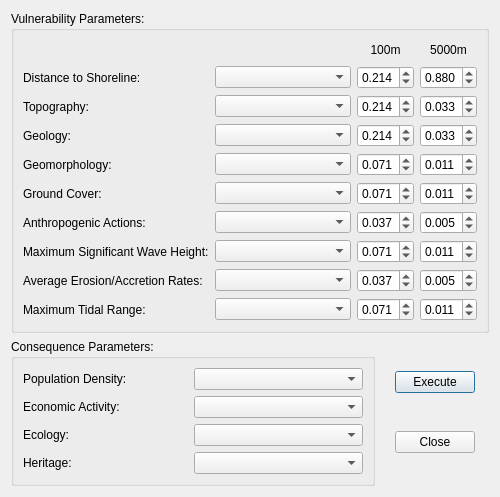
The window that Cera/cera_dialog_base.ui (NEFEC-UA/CERA1.0) describes before a commit, drawn with Qt 5.
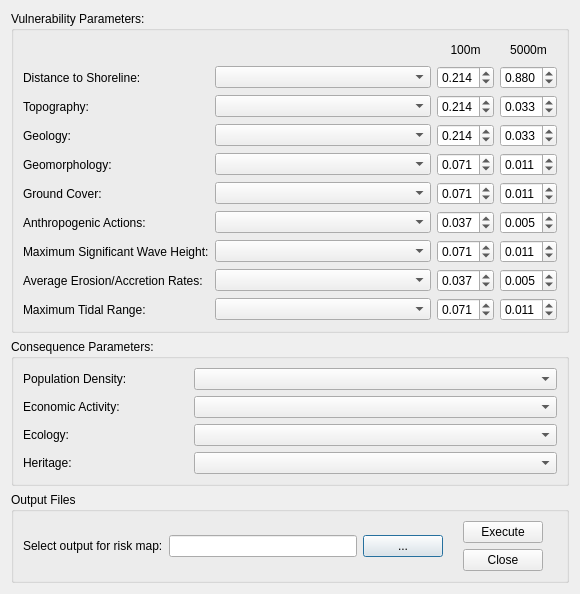
The same window after the commit.

Commit message: Add selection of output file

What changed in the file:
```diff
--- a/Cera/cera_dialog_base.ui
+++ b/Cera/cera_dialog_base.ui
@@ -6,8 +6,8 @@
    <rect>
     <x>0</x>
     <y>0</y>
-    <width>500</width>
-    <height>444</height>
+    <width>580</width>
+    <height>550</height>
    </rect>
   </property>
   <property name="sizePolicy">
@@ -696,6 +696,31 @@
        </layout>
       </widget>
      </item>
+    </layout>
+   </item>
+   <item>
+    <widget class="QGroupBox" name="groupBox_3">
+     <property name="title">
+      <string>Output Files</string>
+     </property>
+     <layout class="QHBoxLayout" name="horizontalLayout_2">
+      <item>
+       <widget class="QLabel" name="label_13">
+        <property name="text">
+         <string>Select output for risk map:</string>
+        </property>
+       </widget>
+      </item>
+      <item>
+       <widget class="QLineEdit" name="path"/>
+      </item>
+      <item>
+       <widget class="QPushButton" name="browse">
+        <property name="text">
+         <string>...</string>
+        </property>
+       </widget>
+      </item>
      <item>
       <layout class="QVBoxLayout" name="verticalLayout_2">
        <property name="leftMargin">
@@ -721,6 +746,7 @@
       </layout>
      </item>
     </layout>
+    </widget>
    </item>
   </layout>
  </widget>
```
Left out of the diff: 2 changed lines with no effect on the pictures. Lines whose indentation alone changed are shown as unchanged. The commit also changes 1 other file.
